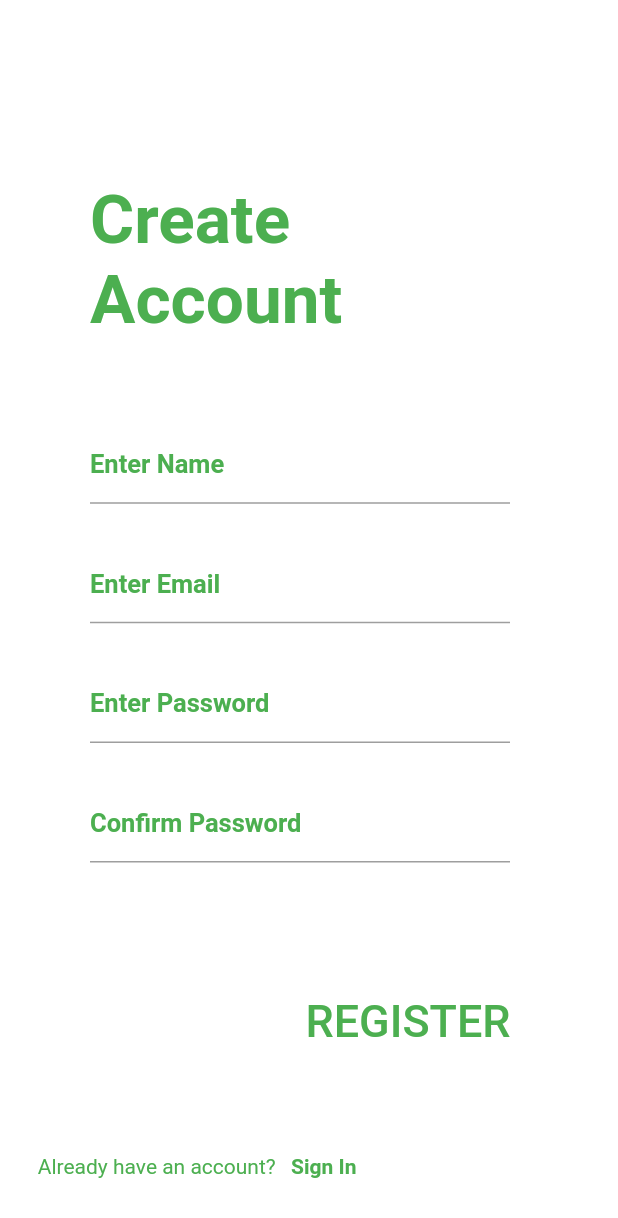
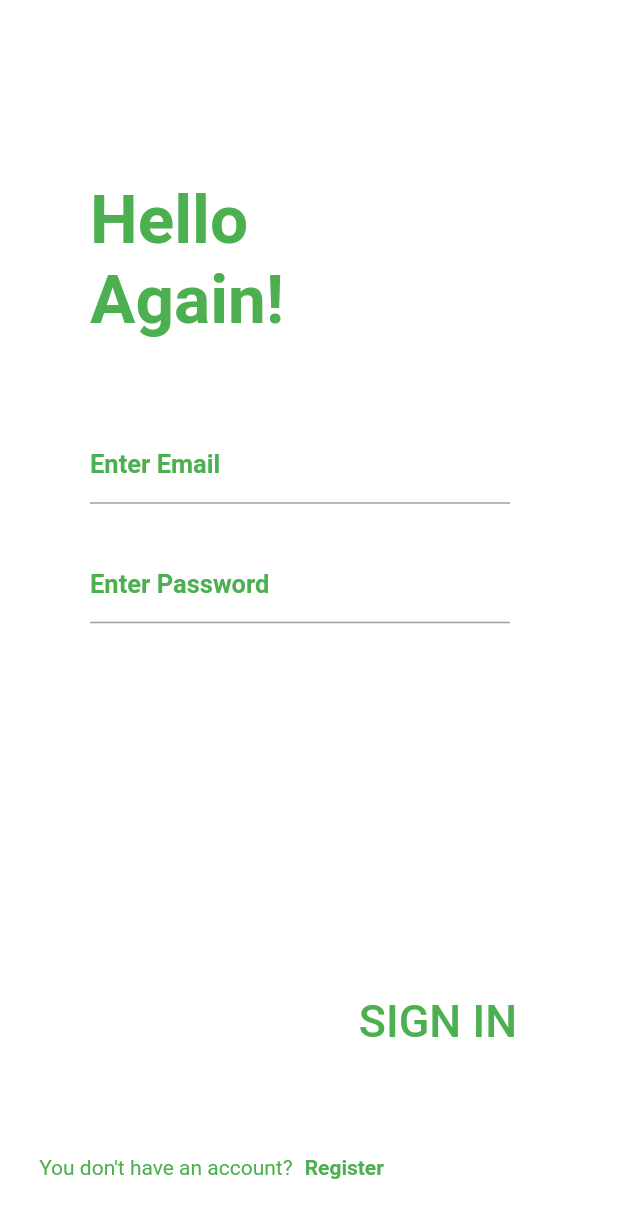
Before and after one commit to Pikeras72/Core_Fridge, a Flutter app: the Register screen opened directly, after a tap on "Sign In", on a phone screen of 412 x 824 dp. Shown: the top 1218 px of the screen. Run offline on Flutter 3.47's test engine with Material 2 defaults, Android fonts, the light colour scheme and no system bars.

Commit message:
Sign in screen and now you can navigate between screens

```diff
--- a/lib/Screens/Home/home_screen.dart
+++ b/lib/Screens/Home/home_screen.dart
@@ -9,6 +9,7 @@ class HomeScreen extends StatelessWidget{
     return Scaffold(
       backgroundColor: Colors.green,
       appBar: AppBar(
+         automaticallyImplyLeading: false,
          backgroundColor: Colors.white,
          elevation: 10,
          shadowColor: Colors.black,
@@ -56,7 +57,7 @@ class HomeScreen extends StatelessWidget{
                 Row(
                   mainAxisAlignment: MainAxisAlignment.center,
                   children: [
-                    Text("NUM items", style: TextStyle(color: Colors.grey, fontSize: 15, fontWeight: FontWeight.bold)),
+                    Text("NUM ITEMS", style: TextStyle(color: Colors.grey, fontSize: 15, fontWeight: FontWeight.bold)),
                   ],
                 ),
               ),
@@ -74,6 +75,9 @@ class HomeScreen extends StatelessWidget{
                       Tarjeta(Image.asset('assets/fanta.jpg'), Colors.black, 35, 35, 6, "Fanta"),
                       Tarjeta(Image.asset('assets/aquarius.jpg'), Colors.black, 35, 35, 6, "Aquarius"),
                       Tarjeta(Image.asset('assets/nestea.png'), Colors.black, 35, 35, 6, "Nestea"),
+                      Tarjeta(Image.asset('assets/kitkat.jpg'), Colors.black, 35, 35, 6, "KitKat"),
+                      Tarjeta(Image.asset('assets/nestea.png'), Colors.black, 35, 35, 6, "Nestea"),
+                      Tarjeta(Image.asset('assets/nestea.png'), Colors.black, 35, 35, 6, "Nestea"),
                       SizedBox(height: 15,),
                     ],
                   ),
--- a/lib/Screens/Register/register_screen.dart
+++ /dev/null
@@ -1,75 +0,0 @@
-import 'dart:ui';
-
-import 'package:flutter/material.dart';
-
-class Register extends StatelessWidget{
-  const Register([Key? key]) : super(key: key);
-  @override
-  Widget build(BuildContext context){
-    return Scaffold(
-      backgroundColor: Colors.white,
-      body: Column(
-        crossAxisAlignment: CrossAxisAlignment.start,
-          children: [
-            const SizedBox(height: 120),
-            Container(
-                margin: EdgeInsets.only(left: 60),
-                child: Text("Create\nAccount", style: TextStyle(fontWeight: FontWeight.bold, color: Colors.green,fontSize: 45), maxLines: 2,)
-            ),
-            const SizedBox(height: 60),
-            Container(
-                margin: EdgeInsets.only(left: 60),
-                child: Container(
-                  width: 280,
-                  child: TextField(cursorColor: Colors.green,cursorHeight: 25,style: TextStyle(fontSize: 20,color: Colors.green),decoration: InputDecoration(labelText: "Enter Name", contentPadding: EdgeInsets.symmetric(vertical: 5), labelStyle: TextStyle(fontWeight: FontWeight.bold, color: Colors.green, fontSize: 17)),),
-                )
-            ),
-            const SizedBox(height: 30),
-            Container(
-                margin: EdgeInsets.only(left: 60),
-                child: Container(
-                  width: 280,
-                  child: TextField(cursorColor: Colors.green,cursorHeight: 25,style: TextStyle(fontSize: 20,color: Colors.green),decoration: InputDecoration(labelText: "Enter Email", contentPadding: EdgeInsets.symmetric(vertical: 5), labelStyle: TextStyle(fontWeight: FontWeight.bold, color: Colors.green, fontSize: 17)),),
-                )
-            ),
-            const SizedBox(height: 30),
-            Container(
-                margin: EdgeInsets.only(left: 60),
-                child: Container(
-                  width: 280,
-                  child: TextField(obscureText: true,cursorColor: Colors.green,cursorHeight: 25,style: TextStyle(fontSize: 20,color: Colors.green),decoration: InputDecoration(labelText: "Enter Password", contentPadding: EdgeInsets.symmetric(vertical: 5), labelStyle: TextStyle(fontWeight: FontWeight.bold, color: Colors.green, fontSize: 17)),),
-                )
-            ),
-            const SizedBox(height: 30),
-            Container(
-                margin: EdgeInsets.only(left: 60),
-                child: Container(
-                  width: 280,
-                  child: TextField(obscureText:true, cursorColor: Colors.green,cursorHeight: 25,style: TextStyle(fontSize: 20,color: Colors.green),decoration: InputDecoration(labelText: "Confirm Password", contentPadding: EdgeInsets.symmetric(vertical: 5), labelStyle: TextStyle(fontWeight: FontWeight.bold, color: Colors.green, fontSize: 17)),),
-                )
-            ),
-            const SizedBox(height: 80),
-            Container(
-                width: 154,
-                height: 45,
-                margin: EdgeInsets.only(left: 195),
-                child: TextButton(onPressed: () =>{}, child: Center(child: Text("REGISTER", style: TextStyle(fontSize: 30,color: Colors.green),)), )
-            ),
-            const SizedBox(height:60),
-            Container(
-              width: 223,
-              height: 35,
-              margin: EdgeInsets.only(left: 25),
-              child: Row(
-                mainAxisAlignment: MainAxisAlignment.center,
-                children: [
-                  Text("Already have an account?", style: TextStyle(color: Colors.green),),
-                  TextButton(onPressed: () => {}, child: Text("Sign In", style: TextStyle(color: Colors.green, fontWeight: FontWeight.bold),))
-                ],
-              ),
-            )
-          ],
-        ),
-    );
-  }
-}
--- /dev/null
+++ b/lib/Screens/User_Management/Components/InputTexto.dart
@@ -0,0 +1,21 @@
+import 'package:flutter/material.dart';
+
+class InputTexto extends StatelessWidget{
+
+  final Color colorTexto, colorCursor;
+  final double anchoInput, anchoCursor, margenIzquierdo, alturaCursor, tamanioLetra, paddingVertical;
+  final String texto;
+
+  InputTexto(this.colorTexto, this.margenIzquierdo, this.alturaCursor, this.tamanioLetra, this.paddingVertical, this.texto, this.colorCursor, this.anchoInput, this.anchoCursor);
+
+  @override
+  Widget build(BuildContext context) {
+    return Container(
+        margin: EdgeInsets.only(left: this.margenIzquierdo),
+        child: Container(
+          width: this.anchoInput,
+          child: TextField(cursorColor: this.colorCursor,cursorHeight: this.anchoCursor,style: TextStyle(fontSize: this.tamanioLetra,color: this.colorTexto),decoration: InputDecoration(labelText: this.texto, contentPadding: EdgeInsets.symmetric(vertical: this.paddingVertical), labelStyle: TextStyle(fontWeight: FontWeight.bold, color: Colors.green, fontSize: this.tamanioLetra-3)),),
+        )
+    );
+  }
+}
--- /dev/null
+++ b/lib/Screens/User_Management/Register/register_screen.dart
@@ -0,0 +1,68 @@
+import 'dart:ui';
+
+import 'package:Core_Fridge/Screens/Home/home_screen.dart';
+import 'package:Core_Fridge/Screens/User_Management/Sign_In/sign_in.dart';
+
+import 'package:flutter/material.dart';
+
+import '../Components/InputTexto.dart';
+
+class Register extends StatelessWidget{
+  const Register([Key? key]) : super(key: key);
+  @override
+  Widget build(BuildContext context){
+    return Scaffold(
+      backgroundColor: Colors.white,
+      body: SingleChildScrollView(
+        child: Column(
+          crossAxisAlignment: CrossAxisAlignment.start,
+          children: [
+            const SizedBox(height: 120),
+            Container(
+                margin: EdgeInsets.only(left: 60),
+                child: Text("Create\nAccount", style: TextStyle(fontWeight: FontWeight.bold, color: Colors.green,fontSize: 45), maxLines: 2,)
+            ),
+            const SizedBox(height: 60),
+            InputTexto(Colors.green, 60, 25, 20, 5, "Enter Name", Colors.green, 280, 25),
+            const SizedBox(height: 30),
+            InputTexto(Colors.green, 60, 25, 20, 5, "Enter Email", Colors.green, 280, 25),
+            const SizedBox(height: 30),
+            InputTexto(Colors.green, 60, 25, 20, 5, "Enter Password", Colors.green, 280, 25),
+            const SizedBox(height: 30),
+            InputTexto(Colors.green, 60, 25, 20, 5, "Confirm Password", Colors.green, 280, 25),
+            const SizedBox(height: 80),
+            Container(
+                width: 154,
+                height: 45,
+                margin: EdgeInsets.only(left: 195),
+                child: TextButton(onPressed: () =>{
+                  Navigator.push(
+                    context,
+                    MaterialPageRoute(builder: (context) => HomeScreen()),
+                  )
+                }, child: Center(child: Text("REGISTER", style: TextStyle(fontSize: 30,color: Colors.green),)), )
+            ),
+            const SizedBox(height:60),
+            Container(
+              width: 223,
+              height: 35,
+              margin: EdgeInsets.only(left: 25),
+              child: Row(
+                mainAxisAlignment: MainAxisAlignment.center,
+                children: [
+                  Text("Already have an account?", style: TextStyle(color: Colors.green),),
+                  TextButton(onPressed: () => {
+                    Navigator.push(
+                      context,
+                      MaterialPageRoute(builder: (context) => Sign_In()),
+                    )
+                  }, child: Text("Sign In", style: TextStyle(color: Colors.green, fontWeight: FontWeight.bold),))
+                ],
+              ),
+            )
+          ],
+        ),
+      ),
+    );
+  }
+}
--- /dev/null
+++ b/lib/Screens/User_Management/Sign_In/sign_in.dart
@@ -0,0 +1,62 @@
+import 'package:Core_Fridge/Screens/User_Management/Register/register_screen.dart';
+import 'package:flutter/material.dart';
+
+import '../../Home/home_screen.dart';
+import '../Components/InputTexto.dart';
+
+
+class Sign_In extends StatelessWidget{
+  const Sign_In([Key? key]) : super(key: key);
+  @override
+  Widget build(BuildContext context){
+    return Scaffold(
+      backgroundColor: Colors.white,
+      body: SingleChildScrollView(
+        child: Column(
+          crossAxisAlignment: CrossAxisAlignment.start,
+          children: [
+            const SizedBox(height: 120),
+            Container(
+                margin: EdgeInsets.only(left: 60),
+                child: Text("Hello\nAgain!", style: TextStyle(fontWeight: FontWeight.bold, color: Colors.green,fontSize: 45), maxLines: 2,)
+            ),
+            const SizedBox(height: 60),
+            InputTexto(Colors.green, 60, 25, 20, 5, "Enter Email", Colors.green, 280, 25),
+            const SizedBox(height: 30),
+            InputTexto(Colors.green, 60, 25, 20, 5, "Enter Password", Colors.green, 280, 25),
+            const SizedBox(height: 240),
+            Container(
+                width: 154,
+                height: 45,
+                margin: EdgeInsets.only(left: 215),
+                child: TextButton(onPressed: () =>{
+                  Navigator.push(
+                    context,
+                    MaterialPageRoute(builder: (context) => HomeScreen()),
+                  )
+                }, child: Center(child: Text("SIGN IN", style: TextStyle(fontSize: 30,color: Colors.green),)), )
+            ),
+            const SizedBox(height:60),
+            Container(
+              width: 250,
+              height: 35,
+              margin: EdgeInsets.only(left: 20),
+              child: Row(
+                mainAxisAlignment: MainAxisAlignment.center,
+                children: [
+                  Text("You don't have an account?", style: TextStyle(color: Colors.green),),
+                  TextButton(onPressed: () => {
+                    Navigator.push(
+                      context,
+                      MaterialPageRoute(builder: (context) => Register()),
+                    )
+                  }, child: Text("Register", style: TextStyle(color: Colors.green, fontWeight: FontWeight.bold),))
+                ],
+              ),
+            )
+          ],
+        ),
+      ),
+    );
+  }
+}
--- a/lib/main.dart
+++ b/lib/main.dart
@@ -1,6 +1,7 @@
 import 'package:flutter/material.dart';
-import 'Screens/Home/home_screen.dart';
-import 'Screens/Register/register_screen.dart';
+
+import 'Screens/User_Management/Register/register_screen.dart';
+
 
 
 void main() {
@@ -27,7 +28,7 @@ class MyApp extends StatelessWidget {
         // is not restarted.
         primarySwatch: Colors.blue,
       ),
-      home: const HomeScreen(),
+      home: const Register(),
     );
   }
 }
```
Also changed, not shown: assets/kitkat.jpg (added), lib/Screens/Sign_In/Components/sign_in.dart (deleted).
